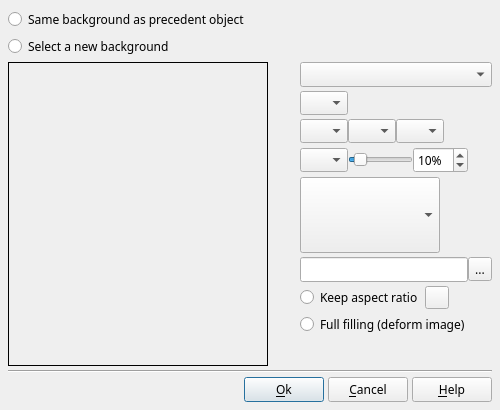
boenki/ffdiaporama, file DlgBackgroundProperties.ui: the form before one commit.
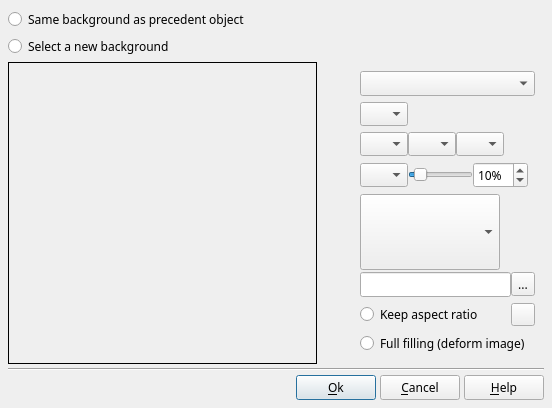
The form after the commit. Icons and pictures are not drawn. Custom widgets are drawn as their Qt base class.

```diff
--- a/DlgBackgroundProperties.ui
+++ b/DlgBackgroundProperties.ui
@@ -6,8 +6,8 @@
    <rect>
     <x>0</x>
     <y>0</y>
-    <width>500</width>
-    <height>410</height>
+    <width>552</width>
+    <height>408</height>
    </rect>
   </property>
   <property name="minimumSize">
@@ -35,7 +35,7 @@
    <item>
     <widget class="QRadioButton" name="SameBackgroundRD">
      <property name="sizePolicy">
-      <sizepolicy hsizetype="Expanding" vsizetype="Fixed">
+      <sizepolicy hsizetype="Preferred" vsizetype="Fixed">
        <horstretch>0</horstretch>
        <verstretch>0</verstretch>
       </sizepolicy>
@@ -48,7 +48,7 @@
    <item>
     <widget class="QRadioButton" name="NewBackgroundRD">
      <property name="sizePolicy">
-      <sizepolicy hsizetype="Expanding" vsizetype="Fixed">
+      <sizepolicy hsizetype="Preferred" vsizetype="Fixed">
        <horstretch>0</horstretch>
        <verstretch>0</verstretch>
       </sizepolicy>
@@ -84,53 +84,8 @@
        </widget>
       </item>
       <item>
-       <widget class="QScrollArea" name="scrollArea">
-        <property name="sizePolicy">
-         <sizepolicy hsizetype="Fixed" vsizetype="Expanding">
-          <horstretch>0</horstretch>
-          <verstretch>0</verstretch>
-         </sizepolicy>
-        </property>
-        <property name="minimumSize">
-         <size>
-          <width>220</width>
-          <height>0</height>
-         </size>
-        </property>
-        <property name="maximumSize">
-         <size>
-          <width>220</width>
-          <height>16777215</height>
-         </size>
-        </property>
-        <property name="frameShape">
-         <enum>QFrame::NoFrame</enum>
-        </property>
-        <property name="verticalScrollBarPolicy">
-         <enum>Qt::ScrollBarAlwaysOff</enum>
-        </property>
-        <property name="horizontalScrollBarPolicy">
-         <enum>Qt::ScrollBarAlwaysOff</enum>
-        </property>
-        <property name="widgetResizable">
-         <bool>true</bool>
-        </property>
-        <widget class="QWidget" name="scrollAreaWidgetContents_2">
-         <property name="geometry">
-          <rect>
-           <x>0</x>
-           <y>0</y>
-           <width>220</width>
-           <height>306</height>
-          </rect>
-         </property>
-         <layout class="QGridLayout" name="gridLayout">
-          <property name="margin">
-           <number>0</number>
-          </property>
-          <property name="spacing">
-           <number>4</number>
-          </property>
+       <widget class="QWidget" name="scrollArea" native="true">
+        <layout class="QGridLayout" name="gridLayout_2">
           <item row="0" column="0">
            <widget class="QLabel" name="BrushTypeLabel">
             <property name="text">
@@ -144,19 +99,129 @@
             </property>
            </widget>
           </item>
-          <item row="0" column="1">
-           <widget class="QComboBox" name="BrushTypeCombo"/>
-          </item>
-          <item row="1" column="0">
-           <widget class="QLabel" name="PatternLabel">
+         <item row="3" column="1">
+          <layout class="QHBoxLayout" name="horizontalLayout_3">
+           <property name="spacing">
+            <number>0</number>
+           </property>
+           <property name="margin">
+            <number>0</number>
+           </property>
+           <item>
+            <widget class="cGradientOrientationComboBox" name="OrientationCombo">
+             <property name="sizePolicy">
+              <sizepolicy hsizetype="Fixed" vsizetype="Fixed">
+               <horstretch>0</horstretch>
+               <verstretch>0</verstretch>
+              </sizepolicy>
+             </property>
+             <property name="minimumSize">
+              <size>
+               <width>48</width>
+               <height>24</height>
+              </size>
+             </property>
+             <property name="maximumSize">
+              <size>
+               <width>48</width>
+               <height>24</height>
+              </size>
+             </property>
+             <property name="iconSize">
+              <size>
+               <width>64</width>
+               <height>16</height>
+              </size>
+             </property>
+            </widget>
+           </item>
+           <item>
+            <widget class="QSlider" name="IntermPosSlider">
+             <property name="sizePolicy">
+              <sizepolicy hsizetype="Fixed" vsizetype="Fixed">
+               <horstretch>0</horstretch>
+               <verstretch>0</verstretch>
+              </sizepolicy>
+             </property>
+             <property name="minimumSize">
+              <size>
+               <width>65</width>
+               <height>0</height>
+              </size>
+             </property>
+             <property name="maximumSize">
+              <size>
+               <width>65</width>
+               <height>16777215</height>
+              </size>
+             </property>
+             <property name="minimum">
+              <number>1</number>
+             </property>
+             <property name="value">
+              <number>10</number>
+             </property>
+             <property name="orientation">
+              <enum>Qt::Horizontal</enum>
+             </property>
+            </widget>
+           </item>
+           <item>
+            <widget class="QSpinBox" name="IntermPosED">
+             <property name="sizePolicy">
+              <sizepolicy hsizetype="Fixed" vsizetype="Fixed">
+               <horstretch>0</horstretch>
+               <verstretch>0</verstretch>
+              </sizepolicy>
+             </property>
+             <property name="minimumSize">
+              <size>
+               <width>55</width>
+               <height>0</height>
+              </size>
+             </property>
+             <property name="maximumSize">
+              <size>
+               <width>55</width>
+               <height>16777215</height>
+              </size>
+             </property>
+             <property name="suffix">
+              <string notr="true">%</string>
+             </property>
+             <property name="minimum">
+              <number>1</number>
+             </property>
+             <property name="value">
+              <number>10</number>
+             </property>
+            </widget>
+           </item>
+           <item>
+            <widget class="QLabel" name="OrientationSpacer">
+             <property name="sizePolicy">
+              <sizepolicy hsizetype="Minimum" vsizetype="Preferred">
+               <horstretch>0</horstretch>
+               <verstretch>0</verstretch>
+              </sizepolicy>
+             </property>
             <property name="text">
              <string notr="true"/>
             </property>
-            <property name="pixmap">
-             <pixmap>img/pattern_fill .png</pixmap>
-            </property>
-            <property name="alignment">
-             <set>Qt::AlignRight|Qt::AlignTrailing|Qt::AlignVCenter</set>
+            </widget>
+           </item>
+          </layout>
+         </item>
+         <item row="7" column="1">
+          <widget class="QRadioButton" name="FullFillRB">
+           <property name="sizePolicy">
+            <sizepolicy hsizetype="Minimum" vsizetype="Fixed">
+             <horstretch>0</horstretch>
+             <verstretch>0</verstretch>
+            </sizepolicy>
+           </property>
+           <property name="text">
+            <string>Full filling (deform image)</string>
             </property>
            </widget>
           </item>
@@ -173,110 +238,42 @@
             </property>
            </widget>
           </item>
-          <item row="3" column="0">
-           <widget class="QLabel" name="OrientationLabel">
-            <property name="text">
-             <string notr="true"/>
-            </property>
-            <property name="pixmap">
-             <pixmap>img/Distance.png</pixmap>
-            </property>
-            <property name="alignment">
-             <set>Qt::AlignRight|Qt::AlignTrailing|Qt::AlignVCenter</set>
-            </property>
-           </widget>
-          </item>
-          <item row="4" column="0">
-           <layout class="QVBoxLayout" name="verticalLayout_2">
+         <item row="0" column="1">
+          <widget class="QComboBox" name="BrushTypeCombo"/>
+         </item>
+         <item row="6" column="1">
+          <layout class="QHBoxLayout" name="horizontalLayout_8">
             <property name="spacing">
-             <number>0</number>
+            <number>2</number>
             </property>
             <property name="margin">
              <number>0</number>
             </property>
             <item>
-             <widget class="QLabel" name="ImageLibraryLabel">
-              <property name="minimumSize">
-               <size>
-                <width>24</width>
-                <height>24</height>
-               </size>
-              </property>
-              <property name="maximumSize">
-               <size>
-                <width>24</width>
-                <height>24</height>
-               </size>
-              </property>
-              <property name="text">
-               <string/>
-              </property>
-              <property name="pixmap">
-               <pixmap>img/object_image.png</pixmap>
-              </property>
-              <property name="scaledContents">
-               <bool>true</bool>
-              </property>
-              <property name="alignment">
-               <set>Qt::AlignRight|Qt::AlignTop|Qt::AlignTrailing</set>
-              </property>
-             </widget>
-            </item>
-            <item>
-             <widget class="QLabel" name="ImageLibraryLabel2">
-              <property name="text">
-               <string notr="true"/>
-              </property>
-             </widget>
-            </item>
-           </layout>
-          </item>
-          <item row="5" column="0">
-           <widget class="QLabel" name="ImageFileLabel">
+            <widget class="QRadioButton" name="KeepRatioRB">
             <property name="sizePolicy">
-             <sizepolicy hsizetype="Fixed" vsizetype="Fixed">
+              <sizepolicy hsizetype="Minimum" vsizetype="Fixed">
               <horstretch>0</horstretch>
               <verstretch>0</verstretch>
              </sizepolicy>
             </property>
-            <property name="minimumSize">
-             <size>
-              <width>24</width>
-              <height>24</height>
-             </size>
-            </property>
-            <property name="maximumSize">
-             <size>
-              <width>24</width>
-              <height>24</height>
-             </size>
-            </property>
+             <property name="text">
+              <string>Keep aspect ratio</string>
+             </property>
+            </widget>
+           </item>
+           <item>
+            <widget class="QToolButton" name="ImageEditCorrectBT">
             <property name="text">
              <string notr="true"/>
             </property>
-            <property name="pixmap">
-             <pixmap>img/object_image.png</pixmap>
-            </property>
-            <property name="scaledContents">
-             <bool>true</bool>
-            </property>
-            <property name="alignment">
-             <set>Qt::AlignRight|Qt::AlignTrailing|Qt::AlignVCenter</set>
+             <property name="icon">
+              <iconset>
+               <normaloff>img/EditImage.png</normaloff>img/EditImage.png</iconset>
             </property>
            </widget>
           </item>
-          <item row="8" column="0">
-           <spacer name="verticalSpacer">
-            <property name="orientation">
-             <enum>Qt::Vertical</enum>
-            </property>
-            <property name="sizeHint" stdset="0">
-             <size>
-              <width>20</width>
-              <height>40</height>
-             </size>
-            </property>
-           </spacer>
+          </layout>
           </item>
           <item row="1" column="1">
            <layout class="QHBoxLayout" name="horizontalLayout">
@@ -320,7 +317,7 @@
             <item>
              <widget class="QLabel" name="PatternSpacer">
               <property name="sizePolicy">
-               <sizepolicy hsizetype="Expanding" vsizetype="Preferred">
+              <sizepolicy hsizetype="Preferred" vsizetype="Preferred">
                 <horstretch>0</horstretch>
                 <verstretch>0</verstretch>
                </sizepolicy>
@@ -332,6 +329,45 @@
             </item>
            </layout>
           </item>
+         <item row="4" column="1">
+          <layout class="QHBoxLayout" name="horizontalLayout_5">
+           <property name="spacing">
+            <number>0</number>
+           </property>
+           <property name="margin">
+            <number>0</number>
+           </property>
+           <item>
+            <widget class="cBackgroundComboBox" name="BackgroundCombo">
+             <property name="minimumSize">
+              <size>
+               <width>140</width>
+               <height>76</height>
+              </size>
+             </property>
+             <property name="maximumSize">
+              <size>
+               <width>140</width>
+               <height>76</height>
+              </size>
+             </property>
+            </widget>
+           </item>
+           <item>
+            <widget class="QLabel" name="BackgroundComboSpacer">
+             <property name="sizePolicy">
+              <sizepolicy hsizetype="Preferred" vsizetype="Preferred">
+               <horstretch>0</horstretch>
+               <verstretch>0</verstretch>
+              </sizepolicy>
+             </property>
+             <property name="text">
+              <string notr="true"/>
+             </property>
+            </widget>
+           </item>
+          </layout>
+         </item>
           <item row="2" column="1">
            <layout class="QHBoxLayout" name="horizontalLayout_6">
             <property name="spacing">
@@ -409,159 +445,7 @@
             <item>
              <widget class="QLabel" name="FirstColorSpacer">
               <property name="sizePolicy">
-               <sizepolicy hsizetype="Expanding" vsizetype="Preferred">
-                <horstretch>0</horstretch>
-                <verstretch>0</verstretch>
-               </sizepolicy>
-              </property>
-              <property name="text">
-               <string notr="true"/>
-              </property>
-             </widget>
-            </item>
-           </layout>
-          </item>
-          <item row="3" column="1">
-           <layout class="QHBoxLayout" name="horizontalLayout_3">
-            <property name="spacing">
-             <number>0</number>
-            </property>
-            <property name="margin">
-             <number>0</number>
-            </property>
-            <item>
-             <widget class="cGradientOrientationComboBox" name="OrientationCombo">
-              <property name="sizePolicy">
-               <sizepolicy hsizetype="Fixed" vsizetype="Fixed">
-                <horstretch>0</horstretch>
-                <verstretch>0</verstretch>
-               </sizepolicy>
-              </property>
-              <property name="minimumSize">
-               <size>
-                <width>48</width>
-                <height>24</height>
-               </size>
-              </property>
-              <property name="maximumSize">
-               <size>
-                <width>48</width>
-                <height>24</height>
-               </size>
-              </property>
-              <property name="iconSize">
-               <size>
-                <width>64</width>
-                <height>16</height>
-               </size>
-              </property>
-             </widget>
-            </item>
-            <item>
-             <widget class="QSlider" name="IntermPosSlider">
-              <property name="sizePolicy">
-               <sizepolicy hsizetype="Fixed" vsizetype="Fixed">
-                <horstretch>0</horstretch>
-                <verstretch>0</verstretch>
-               </sizepolicy>
-              </property>
-              <property name="minimumSize">
-               <size>
-                <width>65</width>
-                <height>0</height>
-               </size>
-              </property>
-              <property name="maximumSize">
-               <size>
-                <width>65</width>
-                <height>16777215</height>
-               </size>
-              </property>
-              <property name="minimum">
-               <number>1</number>
-              </property>
-              <property name="value">
-               <number>10</number>
-              </property>
-              <property name="orientation">
-               <enum>Qt::Horizontal</enum>
-              </property>
-             </widget>
-            </item>
-            <item>
-             <widget class="QSpinBox" name="IntermPosED">
-              <property name="sizePolicy">
-               <sizepolicy hsizetype="Fixed" vsizetype="Fixed">
-                <horstretch>0</horstretch>
-                <verstretch>0</verstretch>
-               </sizepolicy>
-              </property>
-              <property name="minimumSize">
-               <size>
-                <width>55</width>
-                <height>0</height>
-               </size>
-              </property>
-              <property name="maximumSize">
-               <size>
-                <width>55</width>
-                <height>16777215</height>
-               </size>
-              </property>
-              <property name="suffix">
-               <string notr="true">%</string>
-              </property>
-              <property name="minimum">
-               <number>1</number>
-              </property>
-              <property name="value">
-               <number>10</number>
-              </property>
-             </widget>
-            </item>
-            <item>
-             <widget class="QLabel" name="OrientationSpacer">
-              <property name="sizePolicy">
-               <sizepolicy hsizetype="Expanding" vsizetype="Preferred">
-                <horstretch>0</horstretch>
-                <verstretch>0</verstretch>
-               </sizepolicy>
-              </property>
-              <property name="text">
-               <string notr="true"/>
-              </property>
-             </widget>
-            </item>
-           </layout>
-          </item>
-          <item row="4" column="1">
-           <layout class="QHBoxLayout" name="horizontalLayout_5">
-            <property name="spacing">
-             <number>0</number>
-            </property>
-            <property name="margin">
-             <number>0</number>
-            </property>
-            <item>
-             <widget class="cBackgroundComboBox" name="BackgroundCombo">
-              <property name="minimumSize">
-               <size>
-                <width>140</width>
-                <height>76</height>
-               </size>
-              </property>
-              <property name="maximumSize">
-               <size>
-                <width>140</width>
-                <height>76</height>
-               </size>
-              </property>
-             </widget>
-            </item>
-            <item>
-             <widget class="QLabel" name="BackgroundComboSpacer">
-              <property name="sizePolicy">
-               <sizepolicy hsizetype="Expanding" vsizetype="Preferred">
+              <sizepolicy hsizetype="Preferred" vsizetype="Preferred">
                 <horstretch>0</horstretch>
                 <verstretch>0</verstretch>
                </sizepolicy>
@@ -583,6 +467,12 @@
             </property>
             <item>
              <widget class="QLineEdit" name="ImageFileED">
+             <property name="sizePolicy">
+              <sizepolicy hsizetype="Preferred" vsizetype="Fixed">
+               <horstretch>0</horstretch>
+               <verstretch>0</verstretch>
+              </sizepolicy>
+             </property>
               <property name="text">
                <string notr="true"/>
               </property>
@@ -604,50 +494,125 @@
             </item>
            </layout>
           </item>
-          <item row="6" column="1">
-           <layout class="QHBoxLayout" name="horizontalLayout_8">
+         <item row="4" column="0">
+          <layout class="QVBoxLayout" name="verticalLayout_2">
             <property name="spacing">
-             <number>2</number>
+            <number>0</number>
             </property>
             <property name="margin">
              <number>0</number>
             </property>
             <item>
-             <widget class="QRadioButton" name="KeepRatioRB">
+            <widget class="QLabel" name="ImageLibraryLabel">
+             <property name="minimumSize">
+              <size>
+               <width>24</width>
+               <height>24</height>
+              </size>
+             </property>
+             <property name="maximumSize">
+              <size>
+               <width>24</width>
+               <height>24</height>
+              </size>
+             </property>
               <property name="text">
-               <string>Keep aspect ratio</string>
-              </property>
+              <string/>
+             </property>
+             <property name="pixmap">
+              <pixmap>img/object_image.png</pixmap>
+             </property>
+             <property name="scaledContents">
+              <bool>true</bool>
+             </property>
+             <property name="alignment">
+              <set>Qt::AlignRight|Qt::AlignTop|Qt::AlignTrailing</set>
+             </property>
              </widget>
             </item>
             <item>
-             <widget class="QToolButton" name="ImageEditCorrectBT">
+            <widget class="QLabel" name="ImageLibraryLabel2">
               <property name="text">
                <string notr="true"/>
               </property>
-              <property name="icon">
-               <iconset>
-                <normaloff>img/EditImage.png</normaloff>img/EditImage.png</iconset>
-              </property>
-             </widget>
-            </item>
-            <item>
-             <widget class="QLabel" name="label">
+            </widget>
+           </item>
+          </layout>
+         </item>
+         <item row="5" column="0">
+          <widget class="QLabel" name="ImageFileLabel">
+           <property name="sizePolicy">
+            <sizepolicy hsizetype="Fixed" vsizetype="Fixed">
+             <horstretch>0</horstretch>
+             <verstretch>0</verstretch>
+            </sizepolicy>
+           </property>
+           <property name="minimumSize">
+            <size>
+             <width>24</width>
+             <height>24</height>
+            </size>
+           </property>
+           <property name="maximumSize">
+            <size>
+             <width>24</width>
+             <height>24</height>
+            </size>
+           </property>
+           <property name="text">
+            <string notr="true"/>
+           </property>
+           <property name="pixmap">
+            <pixmap>img/object_image.png</pixmap>
+           </property>
+           <property name="scaledContents">
+            <bool>true</bool>
+           </property>
+           <property name="alignment">
+            <set>Qt::AlignRight|Qt::AlignTrailing|Qt::AlignVCenter</set>
+           </property>
+          </widget>
+         </item>
+         <item row="1" column="0">
+          <widget class="QLabel" name="PatternLabel">
               <property name="text">
                <string notr="true"/>
               </property>
-             </widget>
-            </item>
-           </layout>
-          </item>
-          <item row="7" column="1">
-           <widget class="QRadioButton" name="FullFillRB">
+           <property name="pixmap">
+            <pixmap>img/pattern_fill .png</pixmap>
+           </property>
+           <property name="alignment">
+            <set>Qt::AlignRight|Qt::AlignTrailing|Qt::AlignVCenter</set>
+           </property>
+          </widget>
+         </item>
+         <item row="3" column="0">
+          <widget class="QLabel" name="OrientationLabel">
             <property name="text">
-             <string>Full filling (deform image)</string>
-            </property>
-           </widget>
-          </item>
-         </layout>
-        </widget>
+            <string notr="true"/>
+           </property>
+           <property name="pixmap">
+            <pixmap>img/Distance.png</pixmap>
+           </property>
+           <property name="alignment">
+            <set>Qt::AlignRight|Qt::AlignTrailing|Qt::AlignVCenter</set>
+           </property>
+          </widget>
+         </item>
+         <item row="8" column="1">
+          <spacer name="verticalSpacer">
+           <property name="orientation">
+            <enum>Qt::Vertical</enum>
+           </property>
+           <property name="sizeHint" stdset="0">
+            <size>
+             <width>20</width>
+             <height>40</height>
+            </size>
+           </property>
+          </spacer>
+         </item>
+        </layout>
        </widget>
       </item>
      </layout>
@@ -655,6 +620,12 @@
    </item>
    <item>
     <widget class="Line" name="line">
+     <property name="sizePolicy">
+      <sizepolicy hsizetype="Preferred" vsizetype="Fixed">
+       <horstretch>0</horstretch>
+       <verstretch>0</verstretch>
+      </sizepolicy>
+     </property>
      <property name="orientation">
       <enum>Qt::Horizontal</enum>
      </property>
```
Lines whose indentation alone changed are shown as unchanged.
